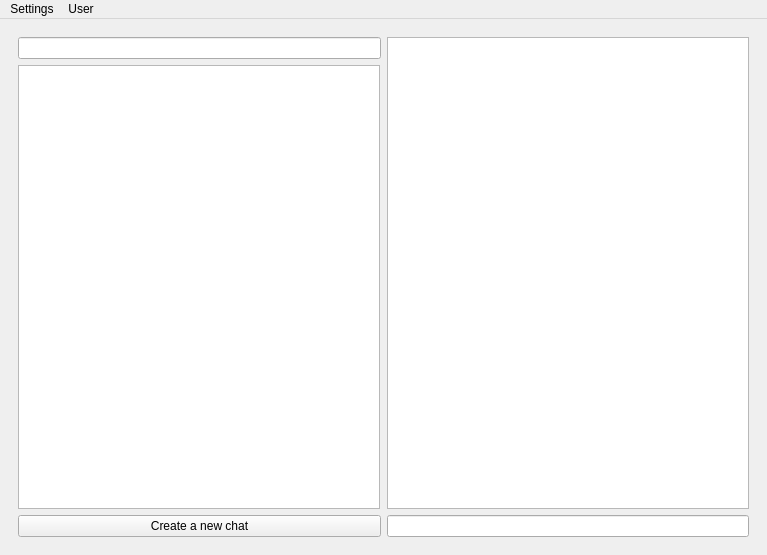
apat1n/vAU, file client/ui/mainwindow.ui: the form before one commit.
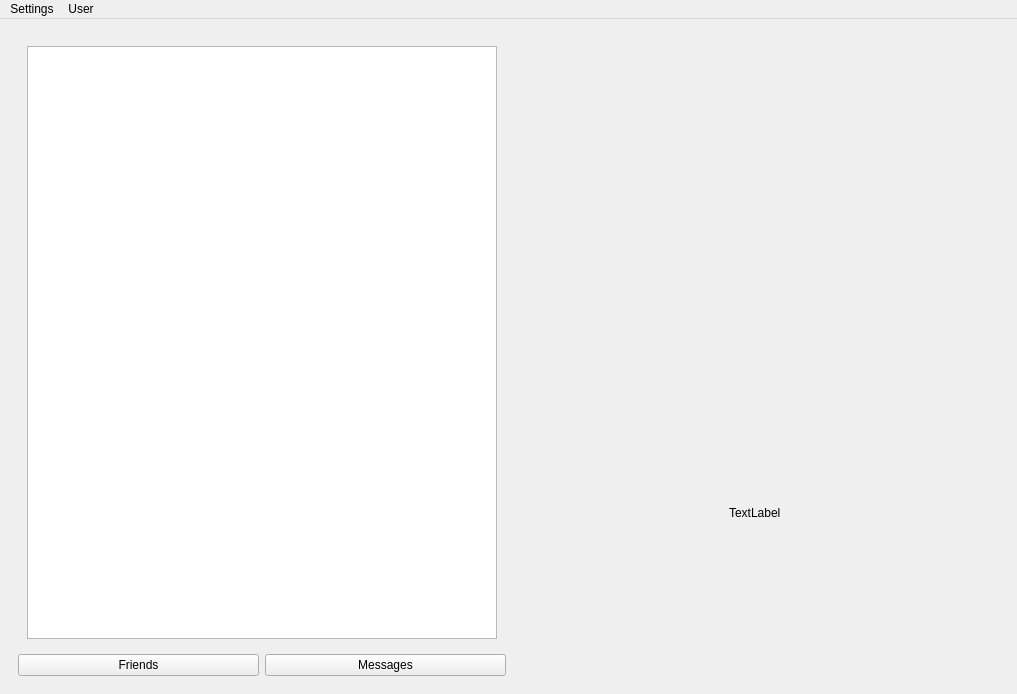
The form after the commit. The open tabs and pages were chosen to show the change.

```diff
--- a/client/ui/mainwindow.ui
+++ b/client/ui/mainwindow.ui
@@ -6,8 +6,8 @@
    <rect>
     <x>0</x>
     <y>0</y>
-    <width>767</width>
-    <height>555</height>
+    <width>1017</width>
+    <height>694</height>
    </rect>
   </property>
   <property name="windowTitle">
@@ -121,36 +121,124 @@
        <layout class="QGridLayout" name="gridLayout_3">
         <item row="0" column="0">
          <layout class="QGridLayout" name="gridLayout">
-          <item row="3" column="4">
-           <widget class="QLineEdit" name="messageTextField"/>
-          </item>
-          <item row="0" column="4" rowspan="3">
-           <widget class="QListWidget" name="chatView"/>
-          </item>
-          <item row="0" column="3" rowspan="4">
-           <layout class="QVBoxLayout" name="verticalLayout_3">
+          <item row="0" column="1" rowspan="3">
+           <layout class="QVBoxLayout" name="verticalLayout_4">
             <item>
-             <widget class="QLineEdit" name="search"/>
-            </item>
-            <item>
-             <widget class="QListWidget" name="chatMenu">
-              <property name="maximumSize">
-               <size>
-                <width>362</width>
-                <height>16777215</height>
-               </size>
+             <widget class="QStackedWidget" name="stackedWidget_2">
+              <property name="currentIndex">
+               <number>0</number>
               </property>
+              <widget class="QWidget" name="page_2">
+               <layout class="QVBoxLayout" name="verticalLayout_3">
+                <item>
+                 <widget class="QLineEdit" name="search"/>
+                </item>
+                <item>
+                 <widget class="QListWidget" name="chatMenu"/>
+                </item>
+                <item>
+                 <widget class="QPushButton" name="createChatButton">
+                  <property name="text">
+                   <string>Create a new chat</string>
+                  </property>
+                 </widget>
+                </item>
+               </layout>
+              </widget>
+              <widget class="QWidget" name="page_3">
+               <layout class="QVBoxLayout" name="verticalLayout_5">
+                <item>
+                 <widget class="QListWidget" name="friendList"/>
+                </item>
+               </layout>
+              </widget>
              </widget>
             </item>
             <item>
-             <widget class="QPushButton" name="createChatButton">
-              <property name="text">
-               <string>Create a new chat</string>
-              </property>
-             </widget>
+             <layout class="QHBoxLayout" name="horizontalLayout_4">
+              <item>
+               <widget class="QPushButton" name="friends">
+                <property name="text">
+                 <string>Friends</string>
+                </property>
+               </widget>
+              </item>
+              <item>
+               <widget class="QPushButton" name="messages">
+                <property name="text">
+                 <string>Messages</string>
+                </property>
+               </widget>
+              </item>
+             </layout>
             </item>
            </layout>
           </item>
+          <item row="0" column="2" rowspan="3">
+           <widget class="QStackedWidget" name="stackedWidget_3">
+            <property name="currentIndex">
+             <number>1</number>
+            </property>
+            <widget class="QWidget" name="page_4">
+             <layout class="QVBoxLayout" name="verticalLayout_7">
+              <item>
+               <widget class="QListWidget" name="chatView"/>
+              </item>
+              <item>
+               <widget class="QLineEdit" name="messageTextField"/>
+              </item>
+             </layout>
+            </widget>
+            <widget class="QWidget" name="page_5">
+             <layout class="QGridLayout" name="gridLayout_4">
+              <item row="2" column="0" alignment="Qt::AlignHCenter|Qt::AlignVCenter">
+               <widget class="QLabel" name="label_2">
+                <property name="text">
+                 <string>TextLabel</string>
+                </property>
+               </widget>
+              </item>
+              <item row="1" column="0">
+               <layout class="QHBoxLayout" name="horizontalLayout_6">
+                <item>
+                 <spacer name="horizontalSpacer_3">
+                  <property name="orientation">
+                   <enum>Qt::Horizontal</enum>
+                  </property>
+                  <property name="sizeHint" stdset="0">
+                   <size>
+                    <width>40</width>
+                    <height>20</height>
+                   </size>
+                  </property>
+                 </spacer>
+                </item>
+                <item>
+                 <widget class="QLabel" name="label">
+                  <property name="text">
+                   <string/>
+                  </property>
+                 </widget>
+                </item>
+                <item>
+                 <spacer name="horizontalSpacer_4">
+                  <property name="orientation">
+                   <enum>Qt::Horizontal</enum>
+                  </property>
+                  <property name="sizeHint" stdset="0">
+                   <size>
+                    <width>40</width>
+                    <height>20</height>
+                   </size>
+                  </property>
+                 </spacer>
+                </item>
+               </layout>
+              </item>
+             </layout>
+            </widget>
+           </widget>
+          </item>
          </layout>
         </item>
        </layout>
@@ -164,7 +252,7 @@
     <rect>
      <x>0</x>
      <y>0</y>
-     <width>767</width>
+     <width>1017</width>
      <height>22</height>
     </rect>
    </property>
```
Left out of the diff: 6 changed lines with no effect on the pictures.
